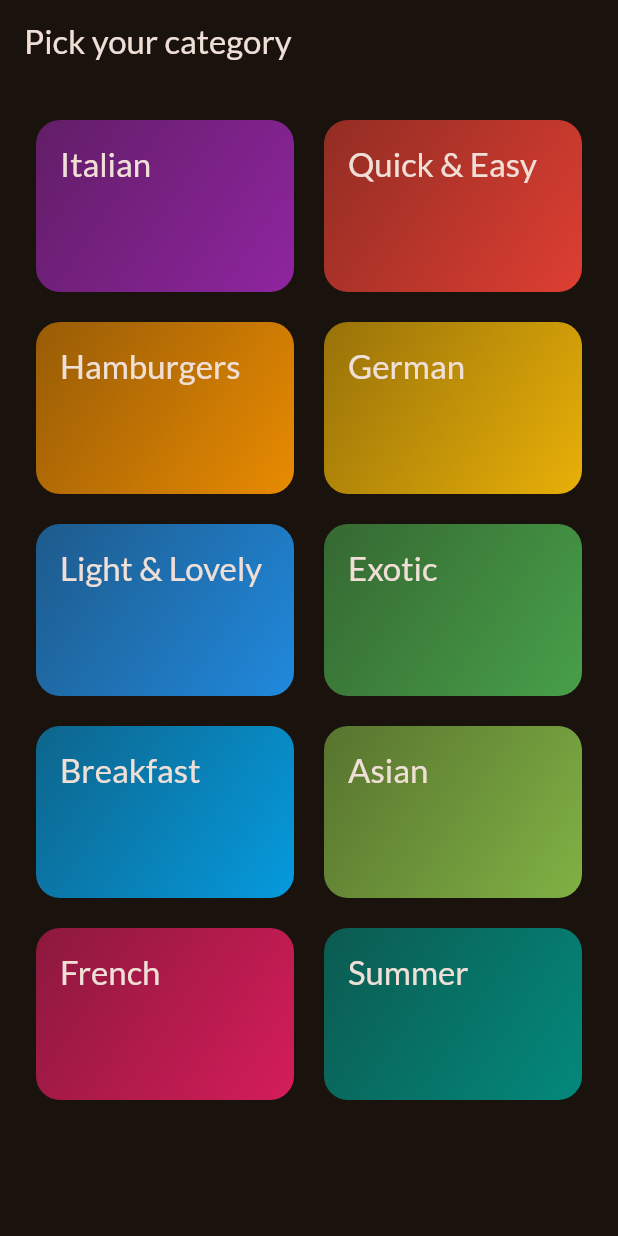
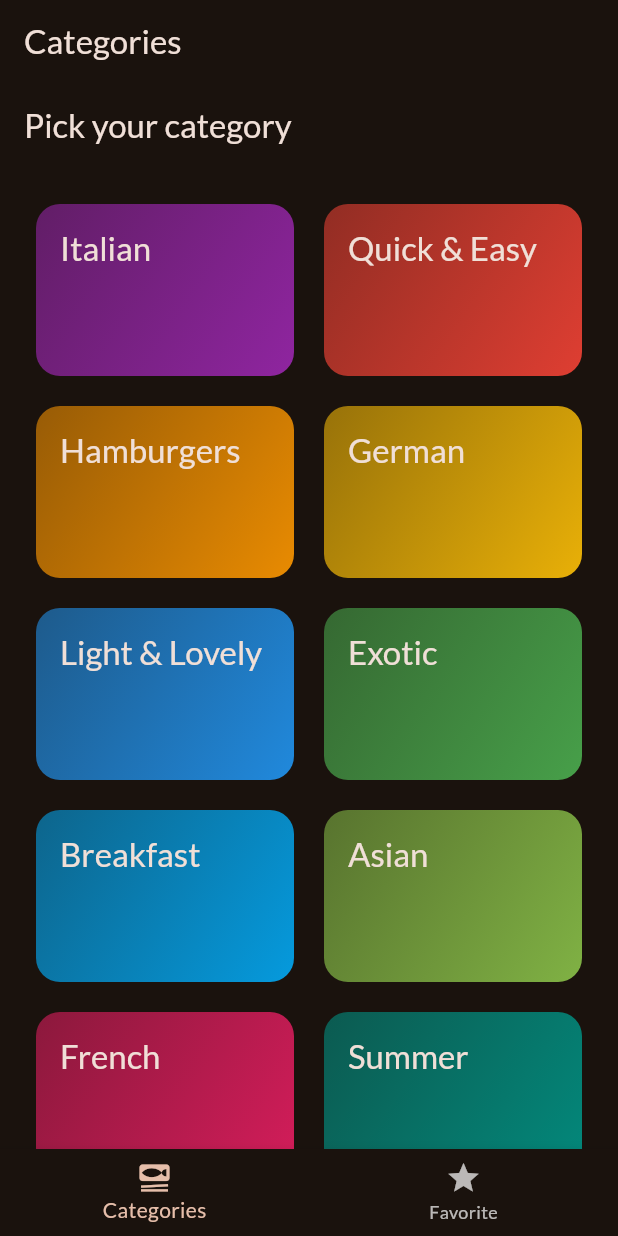
Before and after one commit to UnyongChoi/meals, a Flutter app: the screen it shows after launch, on a phone screen of 412 x 824 dp. Run offline on Flutter 3.47's test engine with Material 3 defaults, Android fonts, the phone set to English and light mode, and no system bars; our stand-ins replace google_fonts, transparent_image.

Commit message:
added tab navigator

```diff
--- a/lib/main.dart
+++ b/lib/main.dart
@@ -2,6 +2,7 @@ import 'package:flutter/material.dart';
 
 import 'package:google_fonts/google_fonts.dart';
 import 'package:meal/screens/categories.dart';
+import 'package:meal/screens/tabs.dart';
 
 final theme = ThemeData(
   useMaterial3: true,
@@ -23,7 +24,7 @@ class App extends StatelessWidget {
   Widget build(BuildContext context) {
     return MaterialApp(
       theme: theme,
-      home: CategoriesScreen(),
+      home: TabsScreen(),
     );
   }
 }
--- /dev/null
+++ b/lib/screens/tabs.dart
@@ -0,0 +1,55 @@
+import 'package:flutter/material.dart';
+import 'package:meal/screens/categories.dart';
+import 'package:meal/screens/meals.dart';
+
+class TabsScreen extends StatefulWidget {
+  const TabsScreen({super.key});
+
+  @override
+  State<StatefulWidget> createState() {
+    return _TabsScreenState();
+  }
+}
+
+class _TabsScreenState extends State<TabsScreen> {
+  int _selectedPageIndex = 0;
+
+  void setSelectedPage(index) {
+    setState(() {
+      _selectedPageIndex = index;
+    });
+  }
+
+  @override
+  Widget build(BuildContext context) {
+    Widget activePage = CategoriesScreen();
+    String activePageTitle = 'Categories';
+
+    if (_selectedPageIndex == 1) {
+      activePage = MealsScreen(
+        meals: [],
+      );
+      activePageTitle = 'Favorite';
+    }
+    return Scaffold(
+      appBar: AppBar(
+        title: Text(activePageTitle),
+      ),
+      body: activePage,
+      bottomNavigationBar: BottomNavigationBar(
+        onTap: setSelectedPage,
+        currentIndex: _selectedPageIndex,
+        items: [
+          BottomNavigationBarItem(
+            icon: Icon(Icons.set_meal),
+            label: 'Categories',
+          ),
+          BottomNavigationBarItem(
+            icon: Icon(Icons.star),
+            label: 'Favorite',
+          ),
+        ],
+      ),
+    );
+  }
+}
```
Also changed, not shown: lib/screens/meals.dart (+10 -3 lines), 1 other file.
